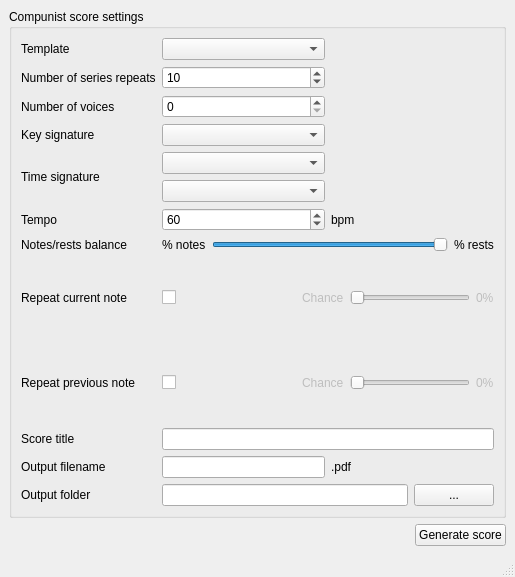
Old version of the form compunist.ui in the repository HarmaEverts/Dodecaphonist.
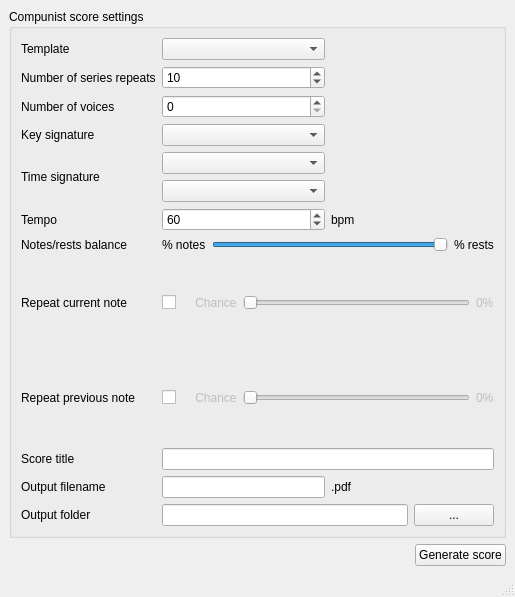
New version of the form.

Commit message: Added signals/slots for all UI elements

```diff
--- a/compunist.ui
+++ b/compunist.ui
@@ -7,7 +7,7 @@
     <x>0</x>
     <y>0</y>
     <width>515</width>
-    <height>577</height>
+    <height>597</height>
    </rect>
   </property>
   <property name="windowTitle">
@@ -32,26 +32,13 @@
              </property>
             </widget>
            </item>
-           <item>
-            <spacer name="horizontalSpacer_4">
-             <property name="orientation">
-              <enum>Qt::Horizontal</enum>
-             </property>
-             <property name="sizeHint" stdset="0">
-              <size>
-               <width>40</width>
-               <height>20</height>
-              </size>
-             </property>
-            </spacer>
-           </item>
            <item>
             <widget class="QLabel" name="previouslabel">
              <property name="enabled">
               <bool>false</bool>
              </property>
              <property name="text">
-              <string>Chance</string>
+              <string>    Chance</string>
              </property>
             </widget>
            </item>
@@ -126,26 +113,13 @@
              </property>
             </widget>
            </item>
-           <item>
-            <spacer name="horizontalSpacer_3">
-             <property name="orientation">
-              <enum>Qt::Horizontal</enum>
-             </property>
-             <property name="sizeHint" stdset="0">
-              <size>
-               <width>40</width>
-               <height>20</height>
-              </size>
-             </property>
-            </spacer>
-           </item>
            <item>
             <widget class="QLabel" name="currentlabel">
              <property name="enabled">
               <bool>false</bool>
              </property>
              <property name="text">
-              <string>Chance</string>
+              <string>    Chance</string>
              </property>
             </widget>
            </item>
```
The commit also changes 3 other files.
